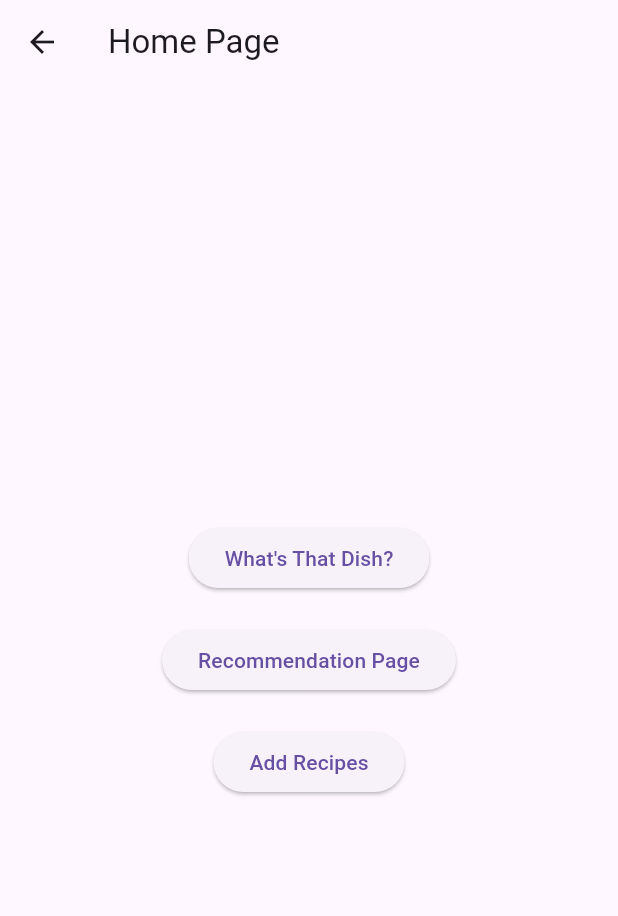
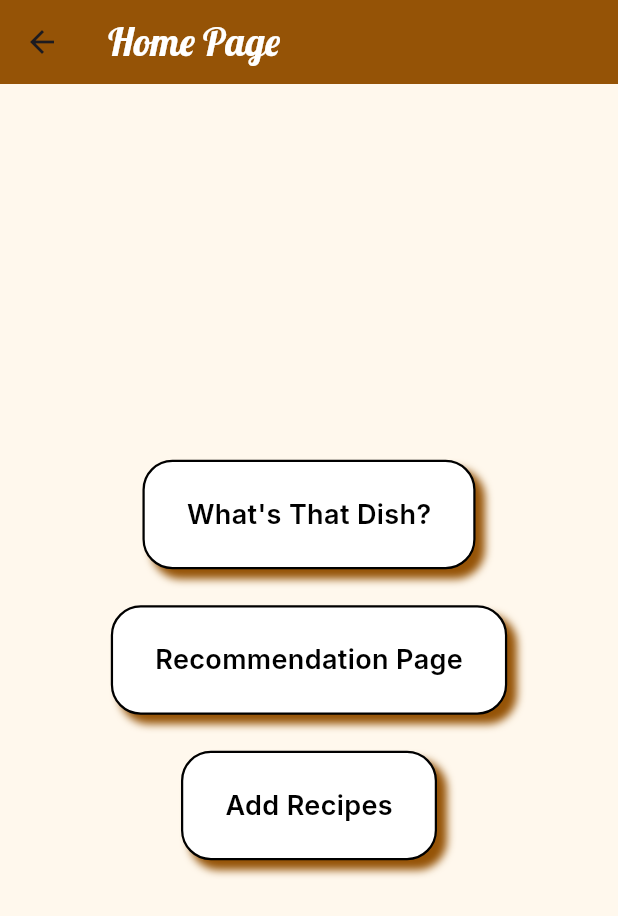
Before and after one commit to ZifanSi/whats-that-dish-app, a Flutter app: the HomePage screen opened by its route, on a phone screen of 412 x 824 dp. Shown: the top 916 px of the screen. Run offline on Flutter 3.47's test engine with Material 3 defaults, Android fonts, the phone set to English and light mode, and no system bars; our stand-ins replace flutter_dotenv, google_fonts, image_picker.

Commit message:
UI for homepage

```diff
--- a/assets/data/t_users.json
+++ b/assets/data/t_users.json
@@ -6,5 +6,9 @@
   {
     "email": "user2@example.com",
     "password": "flutterrocks"
+  },
+  {
+    "id": "tanishalovesfood@gmail.com",
+    "password": "#Tanisha1234"
   }
 ]
--- a/lib/screens/home_page.dart
+++ b/lib/screens/home_page.dart
@@ -1,37 +1,77 @@
 import 'package:flutter/material.dart';
+import 'package:google_fonts/google_fonts.dart';
 
 class HomePage extends StatelessWidget {
+  const HomePage({super.key});
+
   @override
   Widget build(BuildContext context) {
     return Scaffold(
-      appBar: AppBar(title: Text('Home Page')),
+      backgroundColor: const Color(0xFFFFF8ED),
+      appBar: AppBar(
+        backgroundColor: const Color(0xFF955306),
+        title: Text(
+          'Home Page',
+          style: GoogleFonts.lobster(
+            fontSize: 26,
+            color: Colors.white,
+          ),
+        ),
+      ),
       body: Center(
         child: Column(
           mainAxisAlignment: MainAxisAlignment.center,
           children: [
-            ElevatedButton(
-              onPressed: () {
-                Navigator.pushNamed(context, '/blackboard');
-              },
-              child: Text('What\'s That Dish?'),
+            _buildButton(
+              context,
+              text: 'What\'s That Dish?',
+              routeName: '/blackboard',
             ),
-            SizedBox(height: 20),
-            ElevatedButton(
-              onPressed: () {
-                Navigator.pushNamed(context, '/recommendation');
-              },
-              child: Text('Recommendation Page'),
+            const SizedBox(height: 24),
+            _buildButton(
+              context,
+              text: 'Recommendation Page',
+              routeName: '/recommendation',
             ),
-            SizedBox(height: 20),
-            ElevatedButton(
-              onPressed: () {
-                Navigator.pushNamed(context, '/AddRecipePage');
-              },
-              child: Text('Add Recipes'),
+            const SizedBox(height: 24),
+            _buildButton(
+              context,
+              text: 'Add Recipes',
+              routeName: '/AddRecipePage',
             ),
           ],
         ),
       ),
     );
   }
+
+  Widget _buildButton(BuildContext context,
+      {required String text, required String routeName}) {
+    return GestureDetector(
+      onTap: () => Navigator.pushNamed(context, routeName),
+      child: Container(
+        padding: const EdgeInsets.symmetric(vertical: 22, horizontal: 28),
+        decoration: BoxDecoration(
+          color: Colors.white,
+          border: Border.all(color: Colors.black, width: 1.5),
+          borderRadius: BorderRadius.circular(20),
+          boxShadow: const [
+            BoxShadow(
+              color: Color(0xFF955306),
+              offset: Offset(6, 6),
+              blurRadius: 4,
+            )
+          ],
+        ),
+        child: Text(
+          text,
+          style: GoogleFonts.inter(
+            fontSize: 18,
+            fontWeight: FontWeight.w600,
+            color: Colors.black,
+          ),
+        ),
+      ),
+    );
+  }
 }
```
Lines whose indentation alone changed are shown as unchanged.
